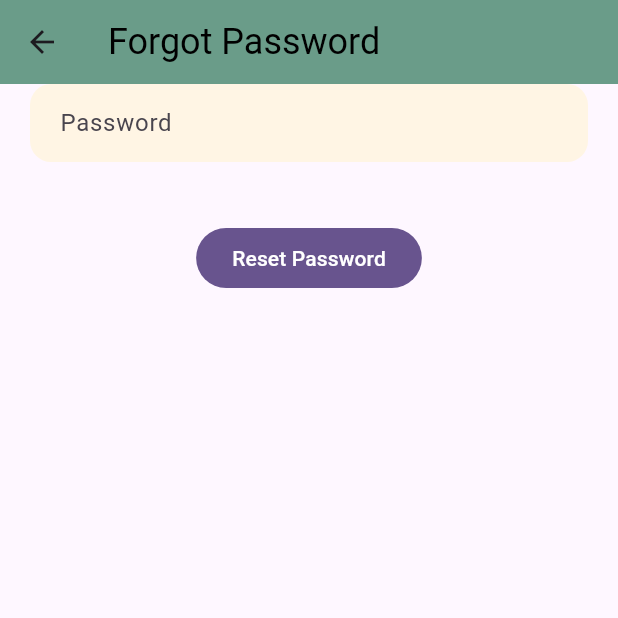
After one commit to aarav0180/NightBite, a Flutter app: the Forgotpassword screen opened directly, on a phone screen of 412 x 824 dp, the top half of it. The commit adds this screen. Run offline on Flutter 3.47's test engine with Material 3 defaults, Android fonts, the light colour scheme and no system bars; our stand-ins replace cloud_firestore, curved_navigation_bar, firebase_auth, firebase_core, flutter_svg, fluttertoast and 3 more; accounts and stored records are empty; generated files the repository leaves out were written again.

Commit message:
forgot password feature added

```diff
--- a/lib/Pages/Login.dart
+++ b/lib/Pages/Login.dart
@@ -6,6 +6,7 @@ import 'package:flutter/material.dart';
 import 'package:flutter_svg/flutter_svg.dart';
 import 'package:google_sign_in/google_sign_in.dart';
 import 'package:night_bite/Pages/bottomNav.dart';
+import 'package:night_bite/Pages/forgotPassword.dart';
 import 'package:night_bite/Pages/home.dart';
 import 'package:night_bite/Pages/SignUp.dart';
 import 'package:night_bite/Widgets/service_widget.dart';
@@ -182,13 +183,16 @@ class _LoginState extends State<Login> {
 
                         const SizedBox(height: 20,),
 
-                        Container(
+                        GestureDetector(
+                          onTap:(){ Navigator.push(context,MaterialPageRoute(builder: (context) => Forgotpassword()) );},
+                          child: Container(
                             margin:const EdgeInsets.symmetric(horizontal: 20),
                             child: const Row(
                               mainAxisAlignment: MainAxisAlignment.end,
                               children: [
                                 Text("Forget Password ?", style: TextStyle(color: Colors.black, fontSize: 18, fontWeight: FontWeight.w500)),
                               ],
+                            ),
                           ),
                         ),
 
--- /dev/null
+++ b/lib/Pages/forgotPassword.dart
@@ -0,0 +1,70 @@
+import 'package:firebase_auth/firebase_auth.dart';
+import 'package:flutter/material.dart';
+import 'package:flutter/rendering.dart';
+import 'package:fluttertoast/fluttertoast.dart';
+
+class Forgotpassword extends StatefulWidget {
+  const Forgotpassword({super.key});
+
+  @override
+  State<Forgotpassword> createState() => _ForgotpasswordState();
+}
+
+class _ForgotpasswordState extends State<Forgotpassword> {
+  final emailController = TextEditingController();
+  final auth = FirebaseAuth.instance;
+
+  @override
+  Widget build(BuildContext context) {
+    return Scaffold(
+      appBar: AppBar(backgroundColor: const Color.fromRGBO(106,156,137,1),title: Text("Forgot Password", style: TextStyle(color: Colors.black, fontSize: 24)),),
+
+      body: Container(
+        child: Column(
+          children: [
+            Container(
+              margin: const EdgeInsets.symmetric(horizontal: 20),
+              padding: const EdgeInsets.symmetric(horizontal: 20, vertical: 2),
+              decoration: BoxDecoration(color: const Color.fromRGBO(255,245,228,1), borderRadius: BorderRadius.circular(14)),
+              child: TextFormField(
+                validator: (value) {
+                  if (value == null || value.isEmpty) {
+                    return 'Please enter your email';
+                  }
+                  return null;
+                },
+                controller: emailController,
+                decoration: InputDecoration(border: InputBorder.none, hintText: "Password"),
+              ),
+            ),
+            const SizedBox(height: 40,),
+            FilledButton(onPressed: (){
+              auth.sendPasswordResetEmail(email:emailController.text).then((value){
+                Fluttertoast.showToast(
+                    msg: "Reset Email Sent",
+                    toastLength: Toast.LENGTH_SHORT, // or Toast.LENGTH_LONG
+                    gravity: ToastGravity.BOTTOM,    // Position: top, bottom, center
+                    timeInSecForIosWeb: 1,           // Duration for iOS and Web
+                    backgroundColor: Colors.black,   // Background color
+                    textColor: Colors.white,         // Text color
+                    fontSize: 16.0                   // Font size
+                );
+
+              }).onError((error, stackTrace){
+                Fluttertoast.showToast(
+                    msg: error.toString(),
+                    toastLength: Toast.LENGTH_SHORT, // or Toast.LENGTH_LONG
+                    gravity: ToastGravity.BOTTOM,    // Position: top, bottom, center
+                    backgroundColor: Colors.black,   // Background color
+                    textColor: Colors.white,         // Text color
+                    fontSize: 16.0                   // Font size
+                );
+
+              });
+            }, child: Text("Reset Password"))
+          ],
+        ),
+      ),
+    );
+  }
+}
--- a/pubspec.yaml
+++ b/pubspec.yaml
@@ -33,6 +33,8 @@ dependencies:
   google_sign_in: ^6.2.1
 
   curved_navigation_bar: ^1.0.6
+
+  fluttertoast: ^8.2.1
 
 dev_dependencies:
   flutter_test:
```
Also changed, not shown: pubspec.lock. Lines whose indentation alone changed are shown as unchanged.
